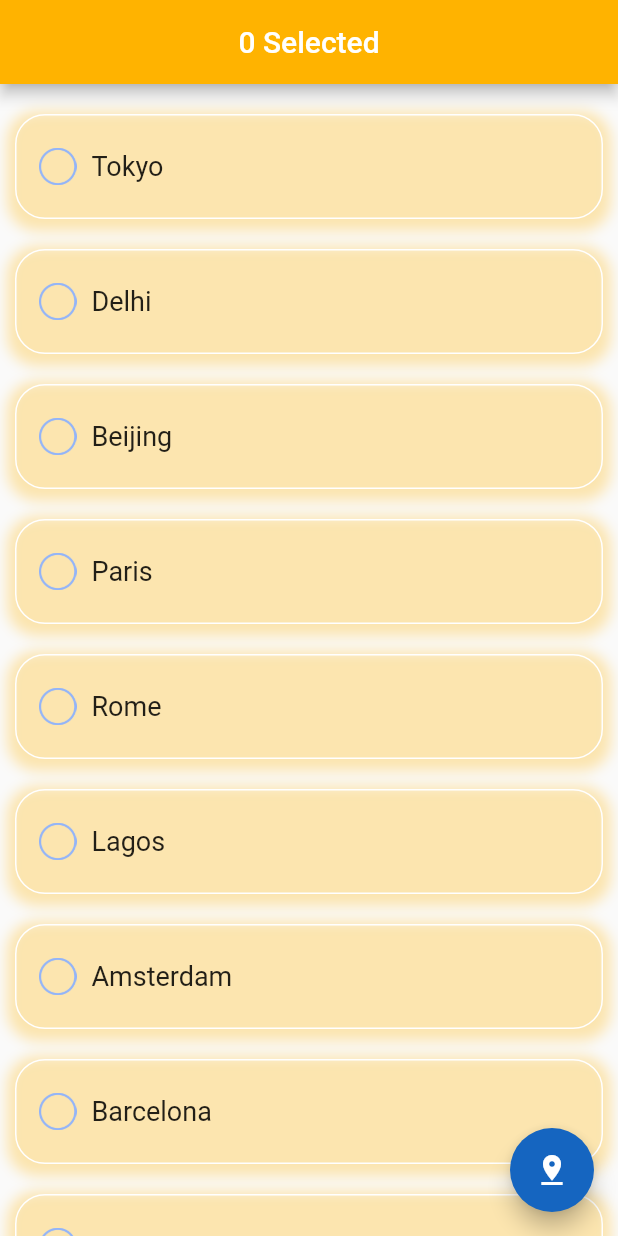
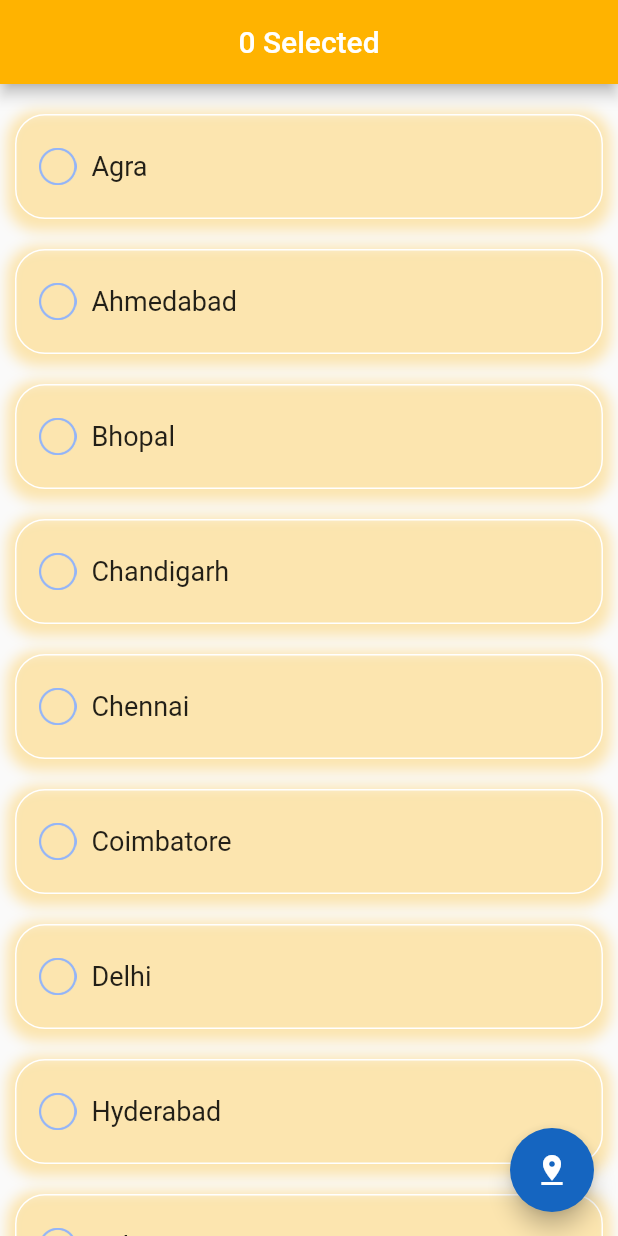
Before and after one commit to Gopala05/Flutter_Weather_App, a Flutter app: the screen it shows after launch, after a tap on "Let's GO", on a phone screen of 412 x 824 dp. Run offline on Flutter 3.47's test engine with Material 2 defaults, Android fonts, the light colour scheme and no system bars; network calls fail.

Commit message:
Update City.dart

```diff
--- a/lib/Static_models/City.dart
+++ b/lib/Static_models/City.dart
@@ -8,21 +8,67 @@ class City{
 
   //List of Cities data
   static List<City> citiesList = [
+
     City(
         isSelected: false,
-        city: 'London',
-        country: 'United Kindgom',
-        isDefault: true),
+        city: 'Agra',
+        country: 'India',
+        isDefault: false),
+
     City(
         isSelected: false,
-        city: 'Tokyo',
-        country: 'Japan',
+        city: 'Ahmedabad',
+        country: 'India',
         isDefault: false),
+
+    City(
+        isSelected: false,
+        city: 'Bangalore',
+        country: 'India',
+        isDefault: true),
+
+    City(
+        isSelected: false,
+        city: 'Bhopal',
+        country: 'India',
+        isDefault: false),
+
+    City(
+        isSelected: false,
+        city: 'Chandigarh',
+        country: 'India',
+        isDefault: false),
+
+    City(
+        isSelected: false,
+        city: 'Chennai',
+        country: 'India',
+        isDefault: false),
+
+    City(
+        isSelected: false,
+        city: 'Coimbatore',
+        country: 'India',
+        isDefault: false),
+
     City(
         isSelected: false,
         city: 'Delhi',
         country: 'India',
         isDefault: false),
+
+    City(
+        isSelected: false,
+        city: 'Hyderabad',
+        country: 'India',
+        isDefault: false),
+
+    City(
+        isSelected: false,
+        city: 'Indore',
+        country: 'India',
+        isDefault: false),
+
     City(
         isSelected: false,
         city: 'Beijing',
```
